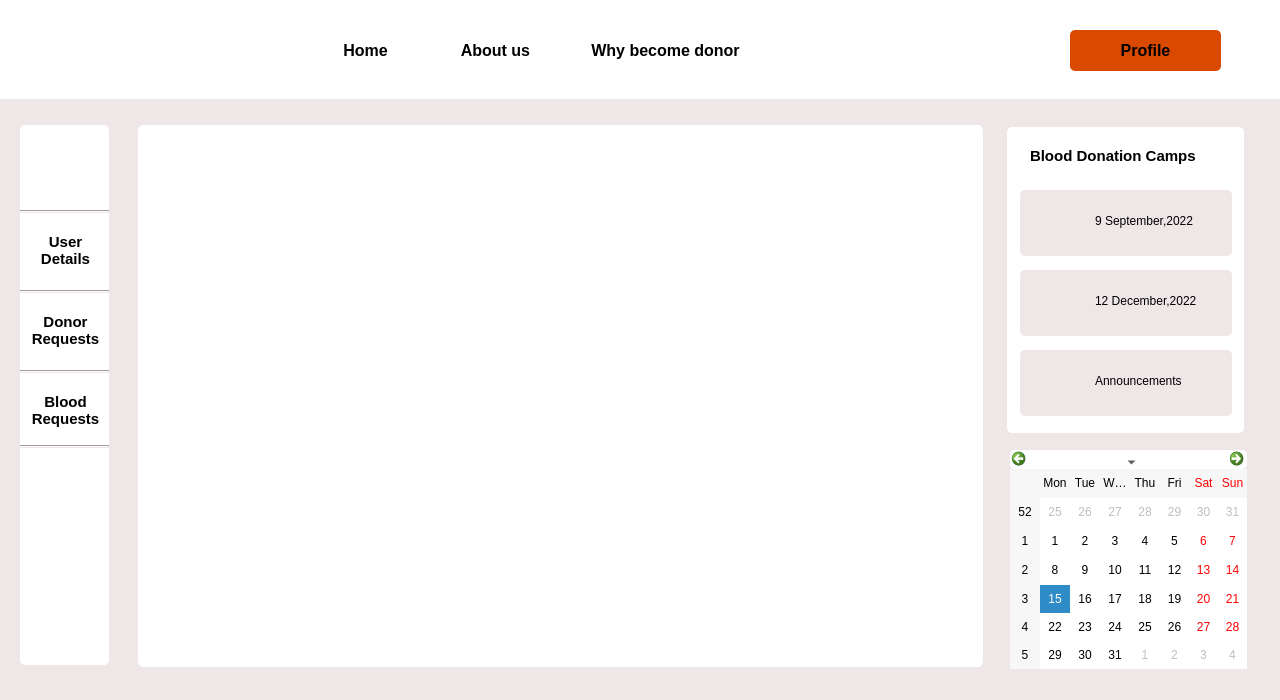
Before: the Qt Designer form donor_request.ui in Rista10/Final, drawn with Qt 5.
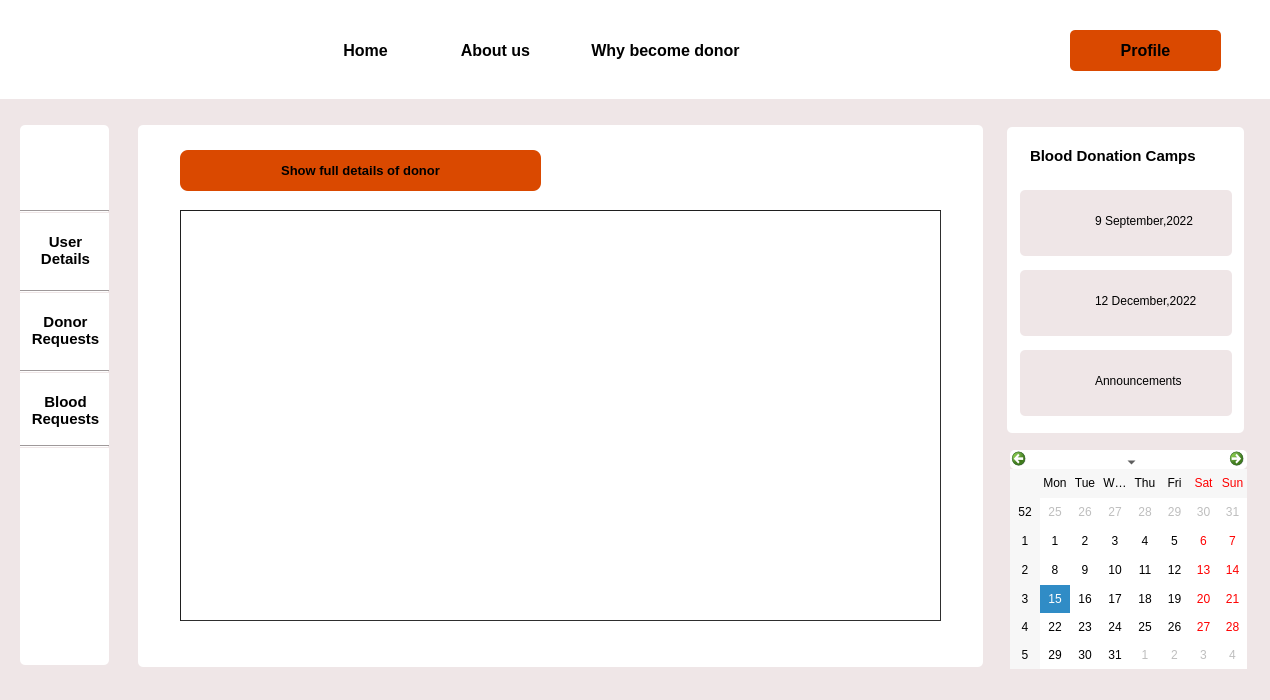
After: the same form once the commit is applied. Icons and pictures are not drawn.

What changed in the file:
```diff
--- a/donor_request.ui
+++ b/donor_request.ui
@@ -6,7 +6,7 @@
    <rect>
     <x>0</x>
     <y>0</y>
-    <width>1280</width>
+    <width>1270</width>
     <height>700</height>
    </rect>
   </property>
@@ -528,6 +528,46 @@
     <string/>
    </property>
   </widget>
+  <widget class="QPushButton" name="pushButton">
+   <property name="geometry">
+    <rect>
+     <x>180</x>
+     <y>150</y>
+     <width>361</width>
+     <height>41</height>
+    </rect>
+   </property>
+   <property name="font">
+    <font>
+     <pointsize>10</pointsize>
+     <bold>true</bold>
+    </font>
+   </property>
+   <property name="styleSheet">
+    <string notr="true">background-color:rgb(218, 73, 0);
+border-radius:8px;</string>
+   </property>
+   <property name="text">
+    <string>Show full details of donor</string>
+   </property>
+  </widget>
+  <widget class="QTableView" name="tableView">
+   <property name="geometry">
+    <rect>
+     <x>180</x>
+     <y>210</y>
+     <width>761</width>
+     <height>411</height>
+    </rect>
+   </property>
+   <property name="styleSheet">
+    <string notr="true">border-color: rgb(31, 31, 31);
+background-color: rgb(255, 255, 255);
+border-width : 1.2px;
+border-style:inset;
+</string>
+   </property>
+  </widget>
   <zorder>label_3</zorder>
   <zorder>label_4</zorder>
   <zorder>label_2</zorder>
@@ -556,6 +596,8 @@
   <zorder>label_31</zorder>
   <zorder>label_28</zorder>
   <zorder>label_29</zorder>
+  <zorder>pushButton</zorder>
+  <zorder>tableView</zorder>
  </widget>
  <resources/>
  <connections/>
```
